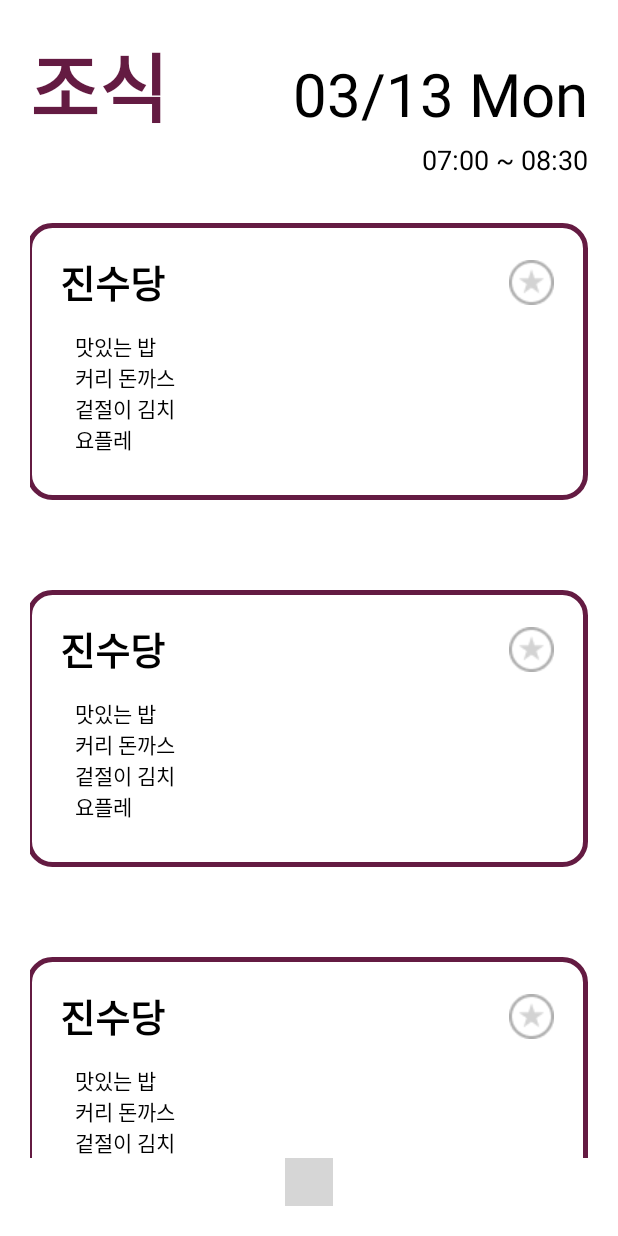
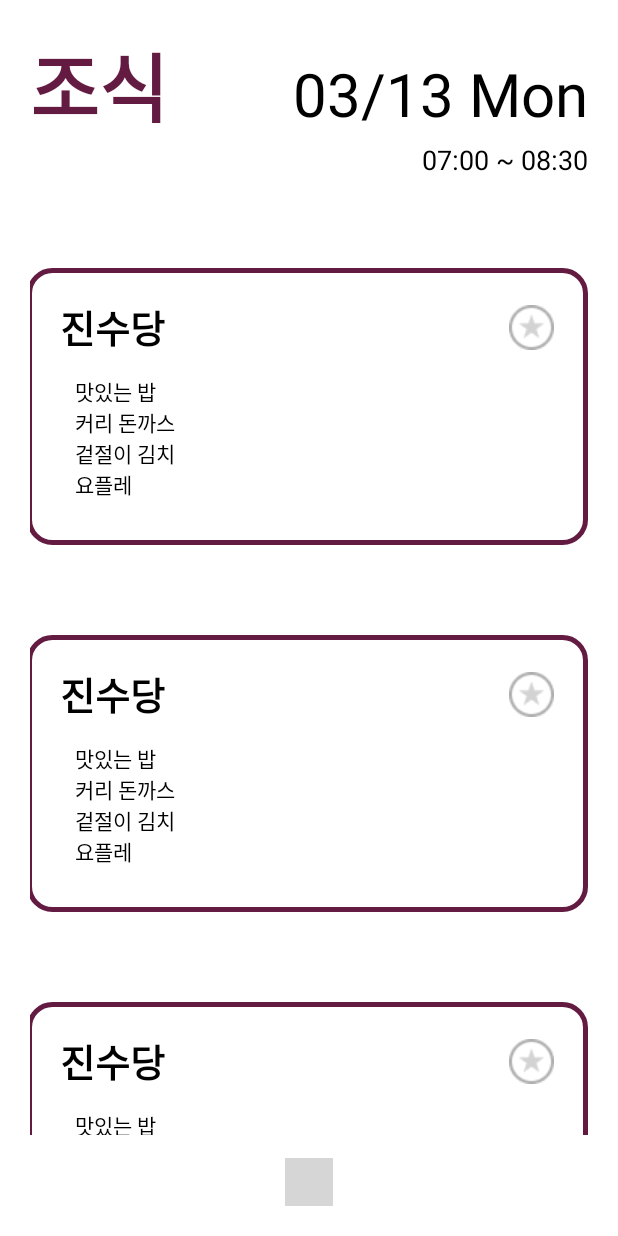
Before and after one commit to Kim-Yeon-ho/BukBob_jbnu, an Android app: the screen it shows after launch (MainActivity), on a phone screen of 412 x 824 dp. Run offline under Robolectric (Android 15) with nearby library versions, the phone set to English and light mode, and no system bars; libraries missing offline, so code that uses them is left out: com.tbuonomo.viewpagerdotsindicator; plain views replace DotsIndicator; 2 statements that could not run were skipped; grey boxes are pictures that could not be loaded.

Commit message:
Update : Feature#5 Android UI => 즐겨찾기 버튼 기능 구현 및 리스트뷰 인디케이터 및 날짜 사이 거리 조정

```diff
--- a/BukBob_Android/app/src/main/java/com/bukbob/bukbob_android/MainActivity.kt
+++ b/BukBob_Android/app/src/main/java/com/bukbob/bukbob_android/MainActivity.kt
@@ -15,7 +15,7 @@ class MainActivity : AppCompatActivity() {
         setContentView(R.layout.activity_main)
 
         mainView = findViewById(R.id.mainViewPager)
-        mainView.adapter = MainAdapter(arrayListOf("1","2","3","4","5"));
+        mainView.adapter = MainAdapter(arrayListOf("1","2","3","4","5"))
         mainView.orientation = ViewPager2.ORIENTATION_HORIZONTAL
 
         dotsIndicator = findViewById(R.id.mainIndicator)
--- a/BukBob_Android/app/src/main/java/com/bukbob/bukbob_android/mainList_Module/FoodListAdapter.kt
+++ b/BukBob_Android/app/src/main/java/com/bukbob/bukbob_android/mainList_Module/FoodListAdapter.kt
@@ -1,20 +1,28 @@
 package com.bukbob.bukbob_android.mainList_Module
 
+import android.graphics.Bitmap
+import android.graphics.drawable.Drawable
 import android.view.LayoutInflater
 import android.view.View
 import android.view.ViewGroup
+import android.widget.ImageButton
 import android.widget.TextView
 import androidx.recyclerview.widget.RecyclerView
 import com.bukbob.bukbob_android.R
 
 class FoodListAdapter (val FoodList: ArrayList<String>): RecyclerView.Adapter<FoodListAdapter.ViewHolder>(){
+
+    var isWidget : Boolean = false
+
     inner class ViewHolder(view: View) : RecyclerView.ViewHolder(view){
         var foodMarket : TextView
-        var data : TextView
+        var foodData : TextView
+        var widget : ImageButton
 
         init {
             foodMarket = view.findViewById(R.id.food_market)
-            data = view.findViewById(R.id.FoodList)
+            foodData = view.findViewById(R.id.FoodList)
+            widget = view.findViewById(R.id.widgetButton)
         }
     }
 
@@ -29,7 +37,18 @@ class FoodListAdapter (val FoodList: ArrayList<String>): RecyclerView.Adapter<Fo
 
     override fun onBindViewHolder(holder: ViewHolder, position: Int) {
         holder.foodMarket.text = "진수당"
-        holder.data.text = "맛있는 밥 \n커리 돈까스 \n겉절이 김치 \n요플레"
+        holder.foodData.text = "맛있는 밥 \n커리 돈까스 \n겉절이 김치 \n요플레"
         //차후 수정
+        holder.widget.setOnClickListener {
+
+            if(isWidget){
+                isWidget = !isWidget
+                holder.widget.setImageResource(R.drawable.starnonfill)
+            }else{
+                isWidget = !isWidget
+                holder.widget.setImageResource(R.drawable.starfill)
+            }
+
+        }
     }
 }
--- a/BukBob_Android/app/src/main/res/drawable/baseline_stars_24.xml
+++ /dev/null
@@ -1,5 +0,0 @@
-<vector android:height="24dp" android:tint="#CACACA"
-    android:viewportHeight="24" android:viewportWidth="24"
-    android:width="24dp" xmlns:android="http://schemas.android.com/apk/res/android">
-    <path android:fillColor="@android:color/white" android:pathData="M11.99,2C6.47,2 2,6.48 2,12s4.47,10 9.99,10C17.52,22 22,17.52 22,12S17.52,2 11.99,2zM16.23,18L12,15.45 7.77,18l1.12,-4.81 -3.73,-3.23 4.92,-0.42L12,5l1.92,4.53 4.92,0.42 -3.73,3.23L16.23,18z"/>
-</vector>
--- a/BukBob_Android/app/src/main/res/layout/food_list.xml
+++ b/BukBob_Android/app/src/main/res/layout/food_list.xml
@@ -47,6 +47,8 @@
 
     <androidx.recyclerview.widget.RecyclerView
         android:id="@+id/FoodListView"
+        android:layout_marginTop="30dp"
+        android:layout_marginBottom="15dp"
         android:layout_width="match_parent"
         android:layout_height="match_parent" />
 
--- a/BukBob_Android/app/src/main/res/layout/food_list_item.xml
+++ b/BukBob_Android/app/src/main/res/layout/food_list_item.xml
@@ -33,6 +33,7 @@
                 android:textStyle="bold" />
 
             <ImageButton
+                android:id = "@+id/widgetButton"
                 android:layout_width="35dp"
                 android:layout_height="match_parent"
                 android:layout_marginTop="20dp"
```
Also changed, not shown: 1 other file.
